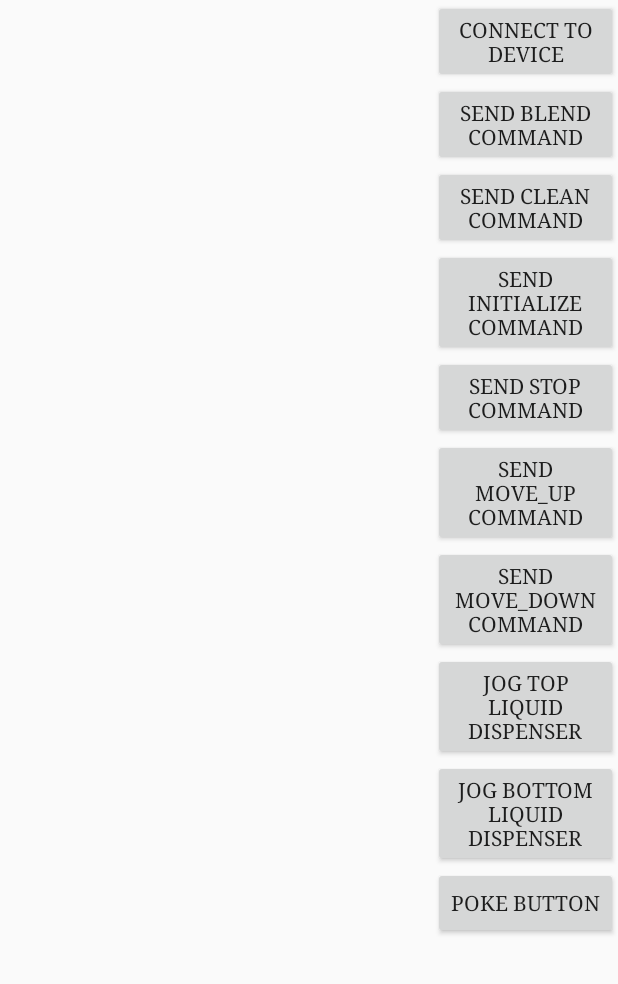
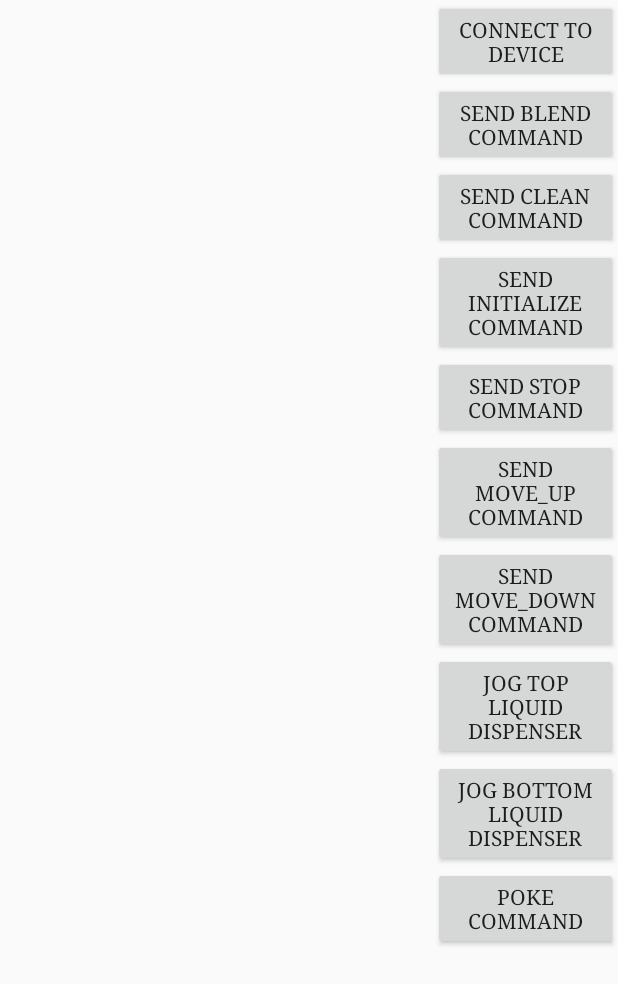
Before and after one commit to blitz6/uGoVendingAppp, an Android app: the layout administrator_machine_testing.xml on its own in the app's theme, with its tools: preview values and no code run, on a phone screen of 412 x 824 dp. Shown: the top 984 px of the screen. Run offline under Robolectric (Android 15) with nearby library versions, the phone set to English and light mode, and no system bars.

Commit message:
Modified administrator_machine_testing.xml
Modified MachineTestingFragment.java

```diff
--- a/app/src/main/res/layout/administrator_machine_testing.xml
+++ b/app/src/main/res/layout/administrator_machine_testing.xml
@@ -80,7 +80,7 @@
             <Button
                 android:layout_width="wrap_content"
                 android:layout_height="wrap_content"
-                android:text="Poke Button"
+                android:text="Poke Command"
                 android:id="@+id/poke_button" />
 
 
```
